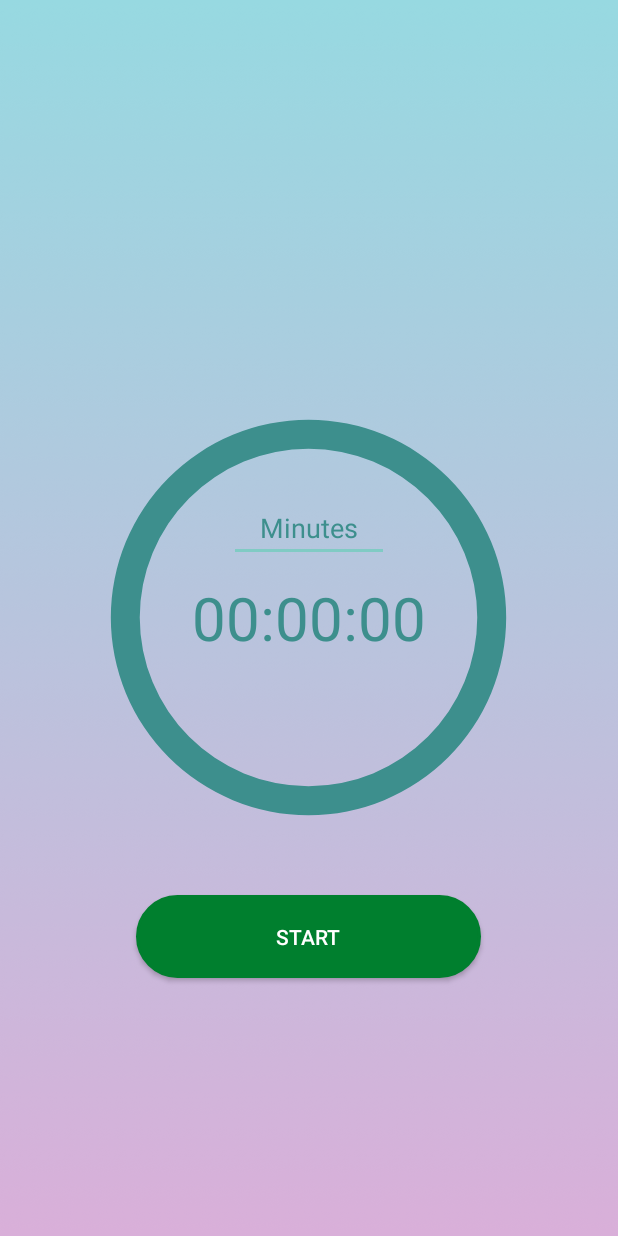
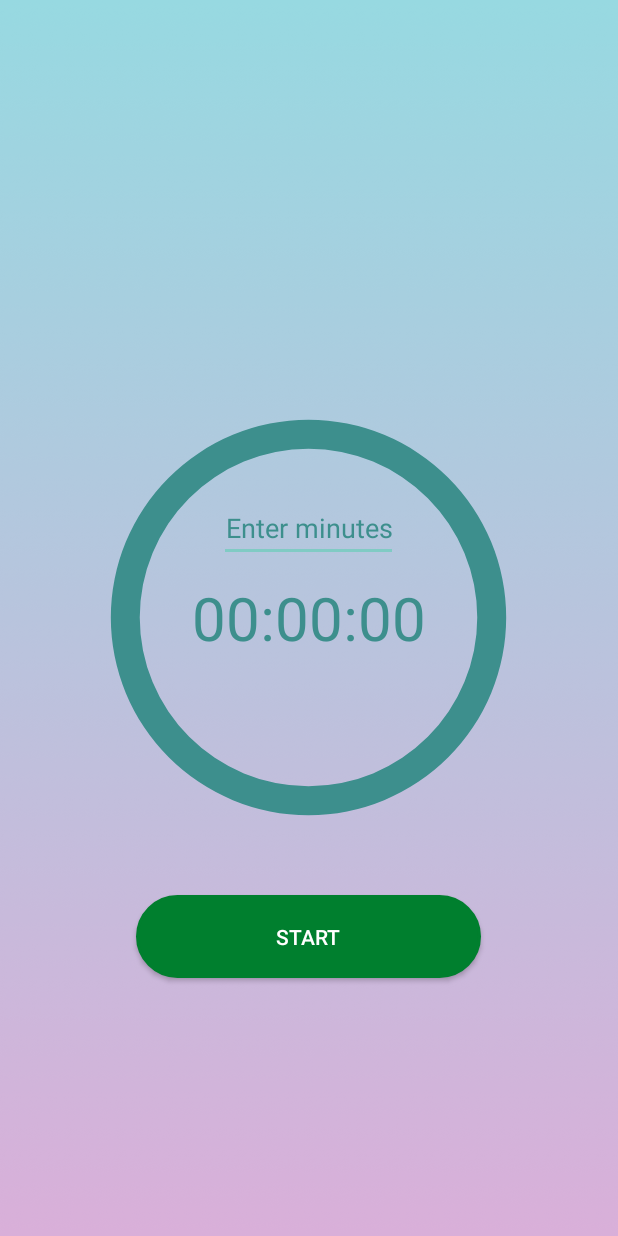
Before and after one commit to tungthanh1497/Android9-Hackathon2-BreakWorkout, an Android app: the screen it shows after launch (AlarmScene), on a phone screen of 412 x 824 dp. Run offline under Robolectric (Android 15) with nearby library versions, the phone set to English and light mode, and no system bars.

Commit message:
Updated UI

```diff
--- a/Android9-Hackathon2-BreakWorkout/app/src/main/java/techkids/com/android9_hackathon2_breakworkout/views/AlarmScene.java
+++ b/Android9-Hackathon2-BreakWorkout/app/src/main/java/techkids/com/android9_hackathon2_breakworkout/views/AlarmScene.java
@@ -130,7 +130,7 @@ public class AlarmScene extends AppCompatActivity implements View.OnClickListene
 //            } else {
                 // assigning values after converting to milliseconds
                 //TODO: timeCountInMilliSeconds = time * 60 * 1000;
-                timeCountInMilliSeconds = time * 60 * 100;
+                timeCountInMilliSeconds = time * 60 * 1000;
 //            }
         }
 //        else {
--- a/Android9-Hackathon2-BreakWorkout/app/src/main/res/values/strings.xml
+++ b/Android9-Hackathon2-BreakWorkout/app/src/main/res/values/strings.xml
@@ -2,6 +2,6 @@
     <string name="app_name">GetOffYoDesk!</string>
     <string name="title_activity_finish_scene">FinishScene</string>
     <string name="message_minutes">Please Enter Minutes...</string>
-    <string name="hint_minute">Minutes</string>
+    <string name="hint_minute">Enter minutes</string>
 
 </resources>
```
